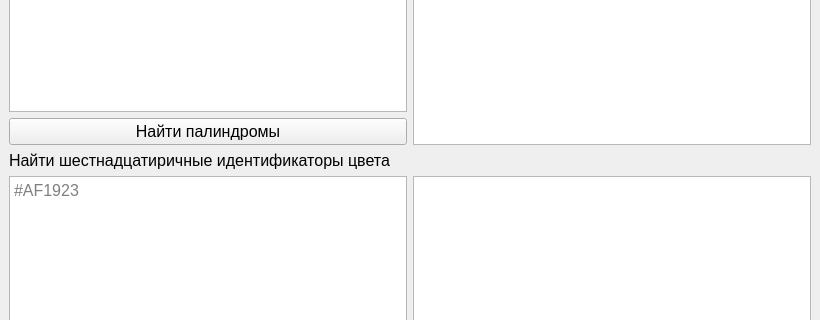
Qt form mainwindow.ui (kudryavcAS/SP_2) before a commit; both pictures show x 0 to 820 and y 130 to 450 of the 820 by 610 pixel window.
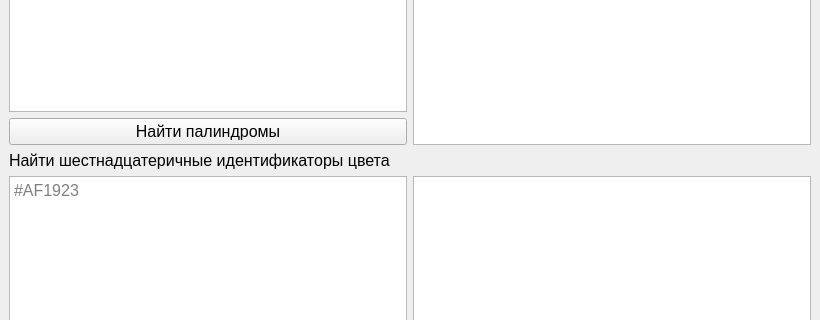
The same form after that commit.

Diff of the .ui file:
```diff
--- a/mainwindow.ui
+++ b/mainwindow.ui
@@ -73,7 +73,7 @@
        </font>
       </property>
       <property name="text">
-       <string>Найти шестнадцатиричные идентификаторы цвета</string>
+       <string>Найти шестнадцатеричные идентификаторы цвета</string>
       </property>
      </widget>
     </item>
```
Left out of the diff: 2 changed lines with no effect on the pictures.
